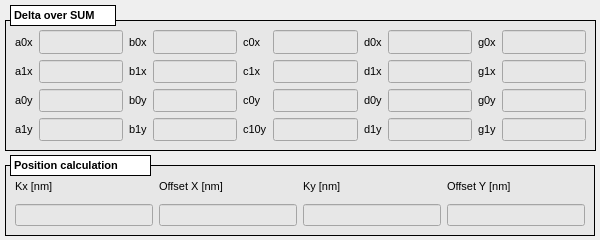
The window that LiberaCM/caQtDM/delta_over_sum.ui (peterleban/GUI) describes before a commit, drawn with Qt 5.
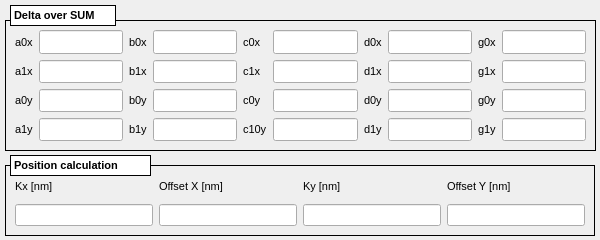
The same window after the commit. Custom widgets are drawn as their Qt base class.

Commit message: Removed black background.

```diff
--- a/LiberaCM/caQtDM/delta_over_sum.ui
+++ b/LiberaCM/caQtDM/delta_over_sum.ui
@@ -31,9 +31,6 @@
       <pointsize>8</pointsize>
      </font>
     </property>
-    <property name="styleSheet">
-     <string notr="true">background-color: rgb(231, 231, 231);</string>
-    </property>
     <property name="frameShape">
      <enum>QFrame::Box</enum>
     </property>
@@ -54,7 +51,10 @@
      </color>
     </property>
     <property name="backgroundMode">
-     <enum>caFrame::Filled</enum>
+     <enum>caFrame::Outline</enum>
+    </property>
+    <property name="styleSheet" stdset="0">
+     <string notr="true"/>
     </property>
     <layout class="QGridLayout" name="gridLayout">
      <item row="0" column="0">
@@ -80,7 +80,7 @@
        <property name="font">
         <font>
          <family>Monospace</family>
-         <pointsize>11</pointsize>
+         <pointsize>12</pointsize>
         </font>
        </property>
        <property name="alignment">
@@ -127,7 +127,7 @@
        <property name="font">
         <font>
          <family>Monospace</family>
-         <pointsize>11</pointsize>
+         <pointsize>12</pointsize>
         </font>
        </property>
        <property name="alignment">
@@ -171,7 +171,7 @@
        <property name="font">
         <font>
          <family>Monospace</family>
-         <pointsize>11</pointsize>
+         <pointsize>12</pointsize>
         </font>
        </property>
        <property name="alignment">
@@ -215,7 +215,7 @@
        <property name="font">
         <font>
          <family>Monospace</family>
-         <pointsize>11</pointsize>
+         <pointsize>12</pointsize>
         </font>
        </property>
        <property name="alignment">
@@ -259,7 +259,7 @@
        <property name="font">
         <font>
          <family>Monospace</family>
-         <pointsize>11</pointsize>
+         <pointsize>12</pointsize>
         </font>
        </property>
        <property name="alignment">
@@ -526,7 +526,7 @@
        <property name="font">
         <font>
          <family>Monospace</family>
-         <pointsize>11</pointsize>
+         <pointsize>12</pointsize>
         </font>
        </property>
        <property name="alignment">
@@ -573,7 +573,7 @@
        <property name="font">
         <font>
          <family>Monospace</family>
-         <pointsize>11</pointsize>
+         <pointsize>12</pointsize>
         </font>
        </property>
        <property name="alignment">
@@ -617,7 +617,7 @@
        <property name="font">
         <font>
          <family>Monospace</family>
-         <pointsize>11</pointsize>
+         <pointsize>12</pointsize>
         </font>
        </property>
        <property name="alignment">
@@ -661,7 +661,7 @@
        <property name="font">
         <font>
          <family>Monospace</family>
-         <pointsize>11</pointsize>
+         <pointsize>12</pointsize>
         </font>
        </property>
        <property name="alignment">
@@ -705,7 +705,7 @@
        <property name="font">
         <font>
          <family>Monospace</family>
-         <pointsize>11</pointsize>
+         <pointsize>12</pointsize>
         </font>
        </property>
        <property name="alignment">
@@ -749,7 +749,7 @@
        <property name="font">
         <font>
          <family>Monospace</family>
-         <pointsize>11</pointsize>
+         <pointsize>12</pointsize>
         </font>
        </property>
        <property name="alignment">
@@ -796,7 +796,7 @@
        <property name="font">
         <font>
          <family>Monospace</family>
-         <pointsize>11</pointsize>
+         <pointsize>12</pointsize>
         </font>
        </property>
        <property name="alignment">
@@ -840,7 +840,7 @@
        <property name="font">
         <font>
          <family>Monospace</family>
-         <pointsize>11</pointsize>
+         <pointsize>12</pointsize>
         </font>
        </property>
        <property name="alignment">
@@ -884,7 +884,7 @@
        <property name="font">
         <font>
          <family>Monospace</family>
-         <pointsize>11</pointsize>
+         <pointsize>12</pointsize>
         </font>
        </property>
        <property name="alignment">
@@ -928,7 +928,7 @@
        <property name="font">
         <font>
          <family>Monospace</family>
-         <pointsize>11</pointsize>
+         <pointsize>12</pointsize>
         </font>
        </property>
        <property name="alignment">
@@ -991,9 +991,6 @@
       <pointsize>8</pointsize>
      </font>
     </property>
-    <property name="styleSheet">
-     <string notr="true">background-color: rgb(231, 231, 231);</string>
-    </property>
     <property name="frameShape">
      <enum>QFrame::Box</enum>
     </property>
@@ -1014,7 +1011,10 @@
      </color>
     </property>
     <property name="backgroundMode">
-     <enum>caFrame::Filled</enum>
+     <enum>caFrame::Outline</enum>
+    </property>
+    <property name="styleSheet" stdset="0">
+     <string notr="true"/>
     </property>
     <layout class="QGridLayout" name="gridLayout_2">
      <item row="0" column="0">
```
Left out of the diff: 16 changed lines with no effect on the pictures. The commit also changes 6 other files.
